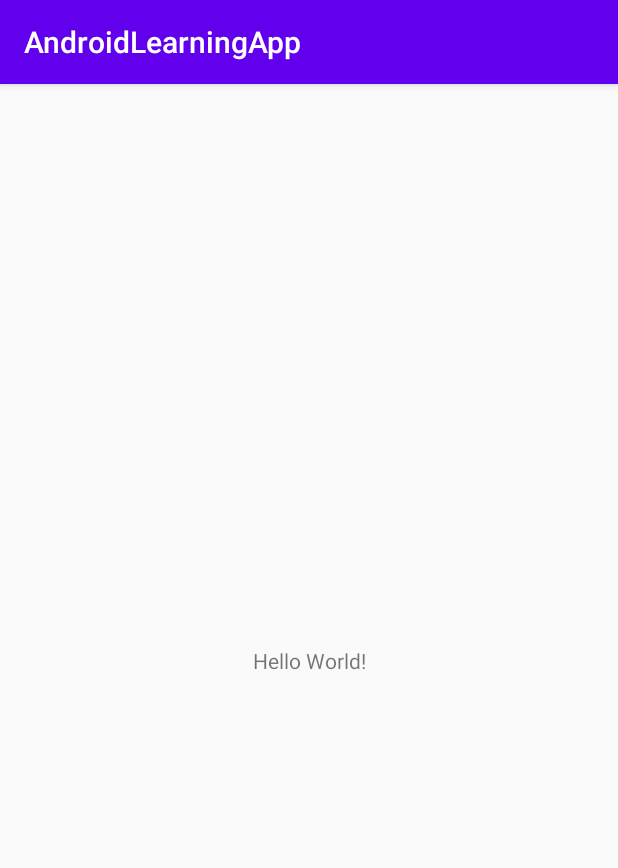
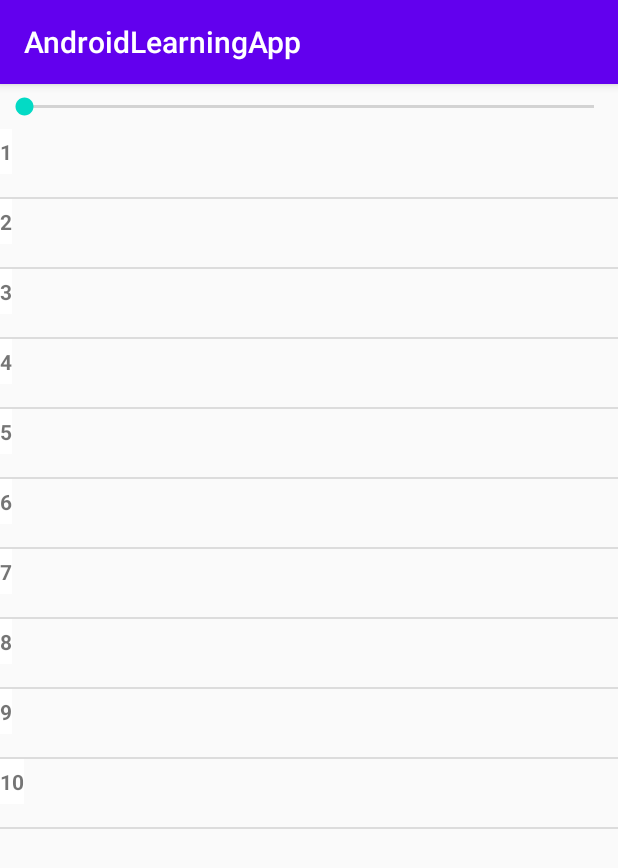
Before and after one commit to loganathan-s/AndroidLearningApp, an Android app: the screen it shows after launch (MainActivity), on a phone screen of 412 x 824 dp. Shown: the top 868 px of the screen. Run offline under Robolectric (Android 15) with nearby library versions, the light colour scheme and no system bars.

Commit message:
Timetable app added with recyclerview

```diff
--- a/app/build.gradle
+++ b/app/build.gradle
@@ -31,4 +31,6 @@ dependencies {
     testImplementation 'junit:junit:4.12'
     androidTestImplementation 'androidx.test.ext:junit:1.1.1'
     androidTestImplementation 'androidx.test.espresso:espresso-core:3.2.0'
+    implementation 'androidx.recyclerview:recyclerview:1.1.0'
+
 }
--- a/app/src/main/java/com/example/androidlearningapp/MainActivity.java
+++ b/app/src/main/java/com/example/androidlearningapp/MainActivity.java
@@ -1,14 +1,60 @@
 package com.example.androidlearningapp;
 
 import androidx.appcompat.app.AppCompatActivity;
+import androidx.recyclerview.widget.DividerItemDecoration;
+import androidx.recyclerview.widget.LinearLayoutManager;
+import androidx.recyclerview.widget.RecyclerView;
 
 import android.os.Bundle;
+import android.util.Log;
+import android.widget.SeekBar;
+
+import com.example.androidlearningapp.adapters.TimesTableAdapter;
+import com.example.androidlearningapp.model.TimeTable;
+
+import java.util.ArrayList;
 
 public class MainActivity extends AppCompatActivity {
+    private ArrayList<TimeTable> timeTables;
+    protected TimesTableAdapter adapter;
 
     @Override
     protected void onCreate(Bundle savedInstanceState) {
         super.onCreate(savedInstanceState);
         setContentView(R.layout.activity_main);
+        SeekBar simpleSeekBar = (SeekBar) findViewById(R.id.seekBar);
+        simpleSeekBar.setMax(9);
+        simpleSeekBar.setOnSeekBarChangeListener(new TableSeekBarListener());
+        initRecyclerView();
     }
+
+    private void initRecyclerView() {
+        timeTables = TimeTable.createTimeTableList(1);
+        adapter = new TimesTableAdapter(this, timeTables);
+        RecyclerView recyclerView = findViewById(R.id.recyclerTableView);
+        recyclerView.setAdapter(adapter);
+        recyclerView.addItemDecoration(new DividerItemDecoration(this,
+                DividerItemDecoration.VERTICAL));
+        recyclerView.setLayoutManager(new LinearLayoutManager(this));
+    }
+
+    private class TableSeekBarListener implements SeekBar.OnSeekBarChangeListener {
+
+        public void onProgressChanged(SeekBar seekBar, int progress,
+                                      boolean fromUser) {
+            adapter.clear();
+            adapter.addAll(TimeTable.createTimeTableList(progress+1));
+        }
+
+        public void onStartTrackingTouch(SeekBar seekBar) {
+
+        }
+
+        public void onStopTrackingTouch(SeekBar seekBar) {
+
+        }
+
+    }
+
+
 }
--- /dev/null
+++ b/app/src/main/java/com/example/androidlearningapp/adapters/TimesTableAdapter.java
@@ -0,0 +1,134 @@
+package com.example.androidlearningapp.adapters;
+
+import android.content.Context;
+import android.util.Log;
+import android.view.LayoutInflater;
+import android.view.View;
+import android.view.ViewGroup;
+import android.widget.RelativeLayout;
+import android.widget.TextView;
+import android.widget.Toast;
+
+import androidx.annotation.NonNull;
+import androidx.constraintlayout.widget.ConstraintLayout;
+import androidx.recyclerview.widget.RecyclerView;
+
+
+import com.example.androidlearningapp.R;
+import com.example.androidlearningapp.model.TimeTable;
+
+import java.util.ArrayList;
+import java.util.List;
+public class TimesTableAdapter extends
+        RecyclerView.Adapter<TimesTableAdapter.ViewHolder> {
+
+    private List<TimeTable> timeTableData;
+    private Context mContext;
+
+    public TimesTableAdapter( Context mContext, ArrayList<TimeTable> timeTableData) {
+        this.timeTableData = timeTableData;
+        this.mContext = mContext;
+    }
+
+    @NonNull
+    @Override
+    public ViewHolder onCreateViewHolder(@NonNull ViewGroup parent, int viewType) {
+                View view = LayoutInflater.from(parent.getContext())
+                .inflate(R.layout.layout_times_table, parent,  false);
+                ViewHolder vh = new ViewHolder(view);
+        return vh;
+    }
+
+    @Override
+    public void onBindViewHolder(@NonNull ViewHolder holder, int position) {
+        Log.i(">>>", "onBindViewHolder CALLED");
+        TimeTable timetable = timeTableData.get(position);
+        final String tableValueText = String.valueOf(timetable.getTableValue());
+        holder.tableValue.setText(tableValueText);
+        holder.timesTableLayout.setOnClickListener(new View.OnClickListener() {
+            @Override
+            public void onClick(View v) {
+                Log.i("onBindViewHolder", "Item Clicked");
+                Toast.makeText(mContext, tableValueText, Toast.LENGTH_SHORT).show();
+            }
+        });
+    }
+
+    @Override
+    public int getItemCount() {
+        return 10;
+    }
+
+    public static class ViewHolder extends RecyclerView.ViewHolder {
+        TextView tableValue;
+        RelativeLayout timesTableLayout;
+        public ViewHolder(@NonNull View itemView) {
+            super(itemView);
+            tableValue = itemView.findViewById(R.id.tableValueView);
+            timesTableLayout = itemView.findViewById(R.id.timesTableLayout);
+        }
+    }
+
+    public void clear() {
+        timeTableData.clear();
+        notifyDataSetChanged();
+    }
+
+    // Add a list of items -- change to type used
+    public void addAll(List<TimeTable> list) {
+        timeTableData.addAll(list);
+        notifyDataSetChanged();
+    }
+}
+
+//public class TimeTableAdapter extends
+//        RecyclerView.Adapter<TimeTableAdapter.ViewHolder> {
+//
+//
+//    private List<TimeTable> timeTableData;
+//    private LayoutInflater mInflater;
+//    private ItemClickListener mClickListener;
+//
+//    // data is passed into the constructor
+//    public TimeTableAdapter(Context context, List<TimeTable> data) {
+//        this.mInflater = LayoutInflater.from(context);
+//        this.timeTableData = data;
+//    }
+//
+//    // inflates the row layout from xml when needed
+//    @Override
+//    public ViewHolder onCreateViewHolder(ViewGroup parent, int viewType) {
+//        View view = mInflater.from(parent.getContext())
+//                .inflate(android.R.layout.simple_list_item_1, parent, false);
+//        return new ViewHolder(view);
+//    }
+//
+//    // binds the data to the TextView in each row
+//    @Override
+//    public void onBindViewHolder(ViewHolder holder, int position) {
+//        TimeTable timetable = timeTableData.get(position);
+//        holder.myTextView.setText(String.valueOf(timetable.getTableValue()));
+//    }
+//
+//    // total number of rows
+//    @Override
+//    public int getItemCount() {
+//        return timeTableData.size();
+//    }
+//
+//
+//    // convenience method for getting data at click position
+//    Integer getItem(int id) {
+//        return timeTableData.get(id).getTableValue();
+//    }
+//
+//    // allows clicks events to be caught
+//    void setClickListener(ItemClickListener itemClickListener) {
+//        this.mClickListener = itemClickListener;
+//    }
+//
+//    // parent activity will implement this method to respond to click events
+//    public interface ItemClickListener {
+//        void onItemClick(View view, int position);
+//    }
+//}
--- /dev/null
+++ b/app/src/main/java/com/example/androidlearningapp/model/TimeTable.java
@@ -0,0 +1,27 @@
+package com.example.androidlearningapp.model;
+
+import java.util.ArrayList;
+
+public class TimeTable {
+    private Integer tableValue;
+
+    public TimeTable(Integer tableValue) {
+        this.tableValue = tableValue;
+    }
+
+    public Integer getTableValue() {
+        return tableValue;
+    }
+
+    public void setTableValue(Integer tableValue) {
+        this.tableValue = tableValue;
+    }
+
+    public static ArrayList<TimeTable> createTimeTableList(int tableNumber) {
+        ArrayList<TimeTable> timeTable = new ArrayList<TimeTable>();
+        for (int i = 1; i <= 10; i++) {
+            timeTable.add(new TimeTable(i*tableNumber));
+        }
+        return timeTable;
+    }
+}
--- a/app/src/main/res/layout/activity_main.xml
+++ b/app/src/main/res/layout/activity_main.xml
@@ -2,17 +2,25 @@
 <androidx.constraintlayout.widget.ConstraintLayout xmlns:android="http://schemas.android.com/apk/res/android"
     xmlns:app="http://schemas.android.com/apk/res-auto"
     xmlns:tools="http://schemas.android.com/tools"
+    android:id="@+id/relativeLayout"
     android:layout_width="match_parent"
     android:layout_height="match_parent"
     tools:context=".MainActivity">
 
-    <TextView
-        android:layout_width="wrap_content"
-        android:layout_height="wrap_content"
-        android:text="Hello World!"
-        app:layout_constraintBottom_toBottomOf="parent"
-        app:layout_constraintLeft_toLeftOf="parent"
-        app:layout_constraintRight_toRightOf="parent"
-        app:layout_constraintTop_toTopOf="parent" />
+    <LinearLayout
+        android:layout_width="match_parent"
+        android:layout_height="match_parent"
+        android:orientation="vertical">
+
+        <SeekBar
+            android:id="@+id/seekBar"
+            android:layout_width="match_parent"
+            android:layout_height="30dp" />
+
+        <androidx.recyclerview.widget.RecyclerView
+            android:id="@+id/recyclerTableView"
+            android:layout_width="match_parent"
+            android:layout_height="wrap_content" />
+    </LinearLayout>
 
 </androidx.constraintlayout.widget.ConstraintLayout>
--- /dev/null
+++ b/app/src/main/res/layout/layout_times_table.xml
@@ -0,0 +1,20 @@
+<?xml version="1.0" encoding="utf-8"?>
+<RelativeLayout xmlns:android="http://schemas.android.com/apk/res/android"
+    xmlns:app="http://schemas.android.com/apk/res-auto"
+    xmlns:tools="http://schemas.android.com/tools"
+    android:id="@+id/timesTableLayout"
+    android:layout_width="match_parent"
+    android:layout_height="wrap_content">
+
+    <TextView
+        android:id="@+id/tableValueView"
+        android:layout_width="wrap_content"
+        android:layout_height="wrap_content"
+        android:textStyle="bold"
+        android:layout_marginBottom="15dp"
+        android:paddingTop="5dp"
+        android:paddingBottom="5dp"
+        android:background="#FFFFFF"
+        android:visibility="visible" />
+
+</RelativeLayout>
```
